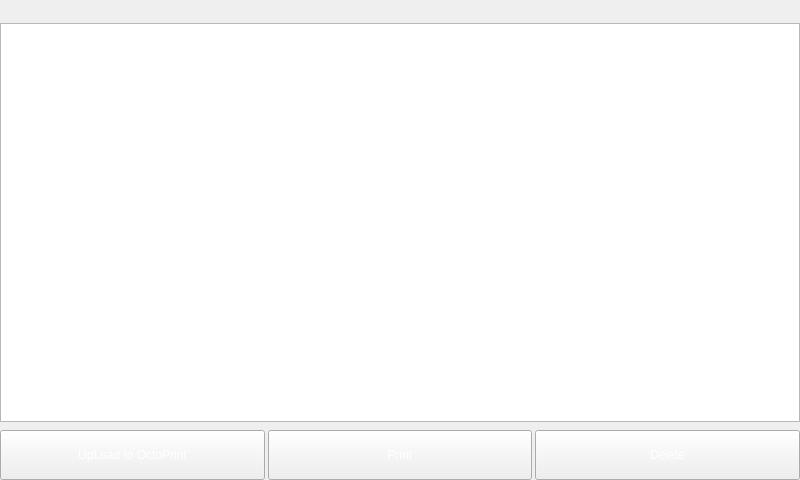
Old version of the form filedialog.ui in the repository bigtreetech/OctoBTT.
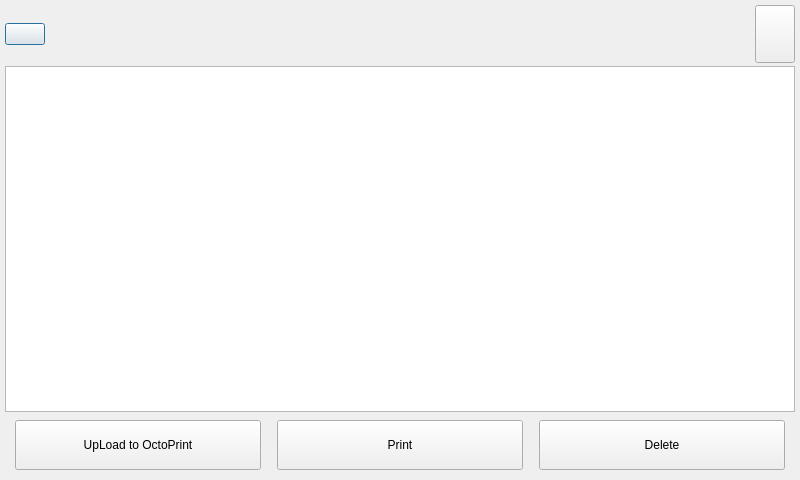
New version of the form. Icons and pictures are not drawn.

The edit to the form file:
```diff
--- a/filedialog.ui
+++ b/filedialog.ui
@@ -23,26 +23,42 @@
    <property name="spacing">
     <number>3</number>
    </property>
+   <property name="sizeConstraint">
+    <enum>QLayout::SetDefaultConstraint</enum>
+   </property>
    <property name="leftMargin">
-    <number>0</number>
+    <number>5</number>
    </property>
    <property name="topMargin">
-    <number>0</number>
+    <number>5</number>
    </property>
    <property name="rightMargin">
-    <number>0</number>
+    <number>5</number>
    </property>
    <property name="bottomMargin">
-    <number>0</number>
+    <number>5</number>
    </property>
    <item>
-    <layout class="QHBoxLayout" name="horizontalLayout_2">
+    <layout class="QHBoxLayout" name="horizontalLayout_2" stretch="0,0,0,0,0">
+     <property name="spacing">
+      <number>6</number>
+     </property>
+     <property name="sizeConstraint">
+      <enum>QLayout::SetDefaultConstraint</enum>
+     </property>
+     <property name="topMargin">
+      <number>0</number>
+     </property>
+     <property name="rightMargin">
+      <number>0</number>
+     </property>
+     <property name="bottomMargin">
+      <number>0</number>
+     </property>
      <item>
       <widget class="QPushButton" name="Btn_back">
-       <property name="styleSheet">
-        <string notr="true">border:none;
-font: 75 30pt &quot;Gill Sans MT&quot;;
-</string>
+       <property name="whatsThis">
+        <string>BTStyleSheet2</string>
        </property>
        <property name="text">
         <string/>
@@ -64,6 +80,9 @@
        <property name="orientation">
         <enum>Qt::Horizontal</enum>
        </property>
+       <property name="sizeType">
+        <enum>QSizePolicy::Expanding</enum>
+       </property>
        <property name="sizeHint" stdset="0">
         <size>
          <width>40</width>
@@ -99,6 +118,9 @@
        <property name="orientation">
         <enum>Qt::Horizontal</enum>
        </property>
+       <property name="sizeType">
+        <enum>QSizePolicy::Expanding</enum>
+       </property>
        <property name="sizeHint" stdset="0">
         <size>
          <width>40</width>
@@ -109,14 +131,24 @@
      </item>
      <item>
       <widget class="QPushButton" name="Btn_Refresh">
+       <property name="sizePolicy">
+        <sizepolicy hsizetype="Minimum" vsizetype="Fixed">
+         <horstretch>0</horstretch>
+         <verstretch>0</verstretch>
+        </sizepolicy>
+       </property>
+       <property name="maximumSize">
+        <size>
+         <width>76</width>
+         <height>72</height>
+        </size>
+       </property>
+       <property name="whatsThis">
+        <string>BTStyleSheet2</string>
+       </property>
        <property name="layoutDirection">
         <enum>Qt::RightToLeft</enum>
        </property>
-       <property name="styleSheet">
-        <string notr="true">border:none;
-font: 75 30pt &quot;Gill Sans MT&quot;;
-</string>
-       </property>
        <property name="text">
         <string/>
        </property>
@@ -135,10 +167,13 @@
     </layout>
    </item>
    <item>
-    <layout class="QVBoxLayout" name="verticalLayout_3" stretch="1,0,0">
+    <layout class="QVBoxLayout" name="verticalLayout_3" stretch="1,0,0,0">
      <property name="spacing">
       <number>3</number>
      </property>
+     <property name="bottomMargin">
+      <number>0</number>
+     </property>
      <item>
       <widget class="QTreeWidget" name="treeWidget">
        <property name="sizePolicy">
@@ -197,7 +232,26 @@
       </spacer>
      </item>
      <item>
-      <layout class="QHBoxLayout" name="horizontalLayout_4">
+      <layout class="QHBoxLayout" name="horizontalLayout_4" stretch="0,1,0,1,0,1,0">
+       <property name="spacing">
+        <number>6</number>
+       </property>
+       <item>
+        <spacer name="horizontalSpacer_3">
+         <property name="orientation">
+          <enum>Qt::Horizontal</enum>
+         </property>
+         <property name="sizeType">
+          <enum>QSizePolicy::Fixed</enum>
+         </property>
+         <property name="sizeHint" stdset="0">
+          <size>
+           <width>10</width>
+           <height>20</height>
+          </size>
+         </property>
+        </spacer>
+       </item>
        <item>
         <widget class="QPushButton" name="Btn_Upload">
          <property name="minimumSize">
@@ -206,8 +260,8 @@
            <height>50</height>
           </size>
          </property>
-         <property name="styleSheet">
-          <string notr="true">color: rgb(255, 255, 255);</string>
+         <property name="whatsThis">
+          <string>BTStyleSheet6</string>
          </property>
          <property name="text">
           <string>UpLoad to OctoPrint</string>
@@ -224,6 +278,22 @@
          </property>
         </widget>
        </item>
+       <item>
+        <spacer name="horizontalSpacer_4">
+         <property name="orientation">
+          <enum>Qt::Horizontal</enum>
+         </property>
+         <property name="sizeType">
+          <enum>QSizePolicy::Fixed</enum>
+         </property>
+         <property name="sizeHint" stdset="0">
+          <size>
+           <width>10</width>
+           <height>20</height>
+          </size>
+         </property>
+        </spacer>
+       </item>
        <item>
         <widget class="QPushButton" name="Btn_Print">
          <property name="minimumSize">
@@ -232,8 +302,8 @@
            <height>50</height>
           </size>
          </property>
-         <property name="styleSheet">
-          <string notr="true">color: rgb(255, 255, 255);</string>
+         <property name="whatsThis">
+          <string>BTStyleSheet6</string>
          </property>
          <property name="text">
           <string>Print</string>
@@ -250,6 +320,22 @@
          </property>
         </widget>
        </item>
+       <item>
+        <spacer name="horizontalSpacer_5">
+         <property name="orientation">
+          <enum>Qt::Horizontal</enum>
+         </property>
+         <property name="sizeType">
+          <enum>QSizePolicy::Fixed</enum>
+         </property>
+         <property name="sizeHint" stdset="0">
+          <size>
+           <width>10</width>
+           <height>20</height>
+          </size>
+         </property>
+        </spacer>
+       </item>
        <item>
         <widget class="QPushButton" name="Btn_Delete">
          <property name="minimumSize">
@@ -258,8 +344,8 @@
            <height>50</height>
           </size>
          </property>
-         <property name="styleSheet">
-          <string notr="true">color: rgb(255, 255, 255);</string>
+         <property name="whatsThis">
+          <string>BTStyleSheet6</string>
          </property>
          <property name="text">
           <string>Delete</string>
@@ -276,8 +362,40 @@
          </property>
         </widget>
        </item>
+       <item>
+        <spacer name="horizontalSpacer_6">
+         <property name="orientation">
+          <enum>Qt::Horizontal</enum>
+         </property>
+         <property name="sizeType">
+          <enum>QSizePolicy::Fixed</enum>
+         </property>
+         <property name="sizeHint" stdset="0">
+          <size>
+           <width>10</width>
+           <height>20</height>
+          </size>
+         </property>
+        </spacer>
+       </item>
       </layout>
      </item>
+     <item>
+      <spacer name="verticalSpacer_2">
+       <property name="orientation">
+        <enum>Qt::Vertical</enum>
+       </property>
+       <property name="sizeType">
+        <enum>QSizePolicy::Fixed</enum>
+       </property>
+       <property name="sizeHint" stdset="0">
+        <size>
+         <width>10</width>
+         <height>5</height>
+        </size>
+       </property>
+      </spacer>
+     </item>
     </layout>
    </item>
   </layout>
```
Left out of the diff: 6 changed lines with no effect on the pictures.
